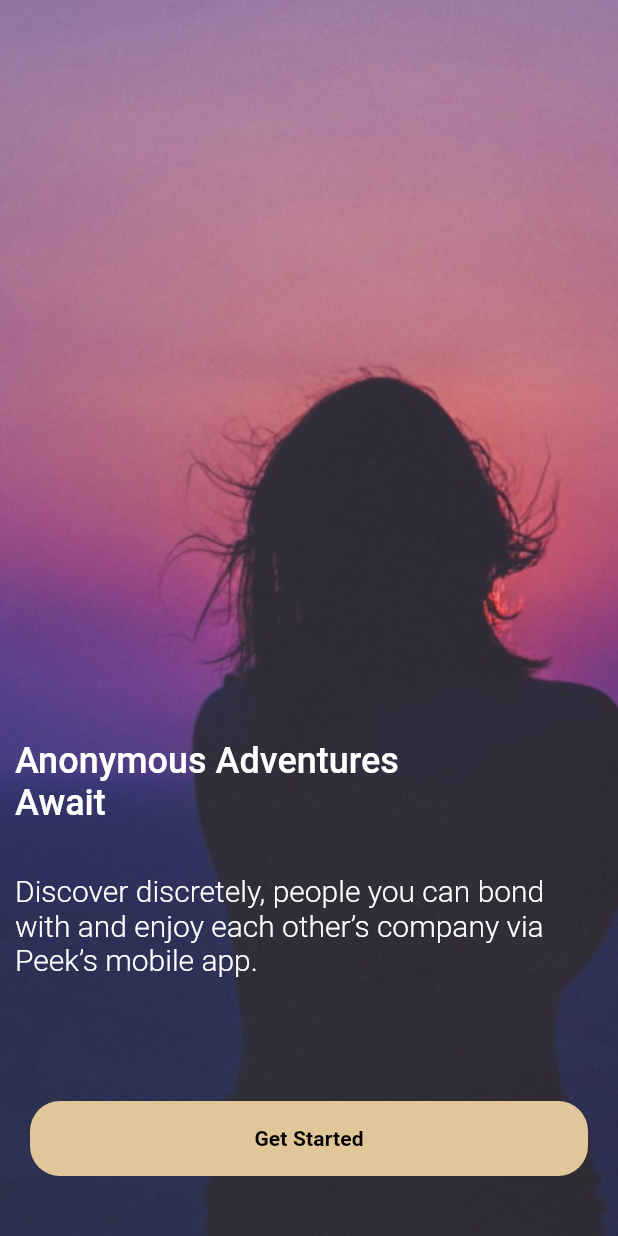
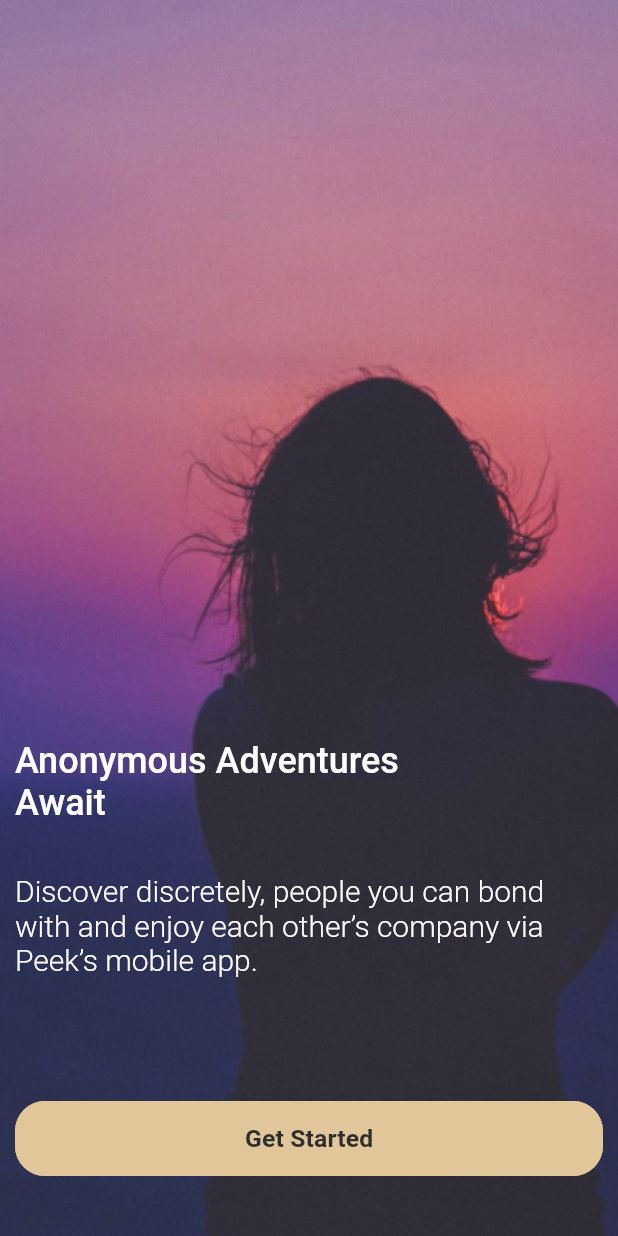
Before and after one commit to DigicomSolution/Peek-Entertainment-App-, a Flutter app: the screen it shows after launch, on a phone screen of 412 x 824 dp. Run offline on Flutter 3.47's test engine with Material 2 defaults, Android fonts, the phone set to English and light mode, and no system bars; our stand-ins replace get_it, go_router, stacked; Roboto replaces fonts that are missing (Quicksand).

Commit message:
added custom button

```diff
--- a/lib/ui/views/splash_view/splash_view.dart
+++ b/lib/ui/views/splash_view/splash_view.dart
@@ -4,6 +4,7 @@ import 'package:peek/helpers/constants/colors.dart';
 import 'package:peek/helpers/extensions/build_context/media_query.dart';
 import 'package:peek/helpers/extensions/build_context/text_theme.dart';
 import 'package:peek/ui/views/splash_view/splash_viewmodel.dart';
+import 'package:peek/ui/widgets/custom_button.dart';
 import 'package:stacked/stacked.dart';
 
 class SplashView extends StatelessWidget {
@@ -43,19 +44,7 @@ class SplashView extends StatelessWidget {
                     SizedBox(
                       height: context.heightPercent(0.1),
                     ),
-                    Container(
-                      padding: const EdgeInsets.all(17),
-                      margin: const EdgeInsets.symmetric(horizontal: 10),
-                      decoration: BoxDecoration(
-                          color: AppColors.buttonColor,
-                          borderRadius: BorderRadius.circular(20)),
-                      child: Center(
-                        child: Text(
-                          "Get Started",
-                          style: context.textTheme.titleSmall,
-                        ),
-                      ),
-                    ),
+                    CustomButton(text: "Get Started", onTap: () {}),
                     const SizedBox(
                       height: 30,
                     ),
--- /dev/null
+++ b/lib/ui/widgets/custom_button.dart
@@ -0,0 +1,82 @@
+import 'package:flutter/material.dart';
+import 'package:peek/helpers/extensions/build_context/build_context.dart';
+
+import '../../helpers/constants/colors.dart';
+
+class CustomButton extends StatelessWidget {
+  const CustomButton(
+      {Key? key,
+      this.icon,
+      required this.text,
+      required this.onTap,
+      this.color,
+      this.textColor,
+      this.isPrimary = true,
+      this.isFilled = true,
+      this.radius = 20,
+      this.customIcon,
+      this.useCustomIcon = false,
+      this.height = 50})
+      : super(key: key);
+
+  final IconData? icon;
+  final String text;
+  final Function() onTap;
+  final Color? color;
+  final Color? textColor;
+  final bool isPrimary;
+  final bool isFilled;
+  final double radius;
+  final double height;
+  // final bool hasBorder;
+  final Widget? customIcon;
+  final bool useCustomIcon;
+
+  @override
+  Widget build(BuildContext context) {
+    final useColor =
+        color ?? (isPrimary ? AppColors.buttonColor : AppColors.white);
+    final useTextColor = textColor ??
+        (isFilled
+            ? isPrimary
+                ? AppColors.normalBlack
+                : AppColors.primary
+            : AppColors.primary);
+    return MaterialButton(
+      onPressed: onTap,
+      shape: RoundedRectangleBorder(
+          borderRadius: BorderRadius.all(
+            Radius.circular(radius),
+          ),
+          side:
+              // hasBorder?
+              BorderSide(width: 1, color: useColor)
+          // : BorderSide.none
+          ),
+      minWidth: double.infinity,
+      height: height,
+      color: isFilled ? useColor : null,
+      elevation: 0,
+      child: Row(
+        mainAxisAlignment: MainAxisAlignment.center,
+        children: [
+          Text(text,
+              style: context.textTheme.titleSmall?.copyWith(
+                  color: useTextColor,
+                  fontSize: context.widthPercent(0.04),
+                  fontWeight: FontWeight.w600)),
+          if (icon != null || customIcon != null)
+            const SizedBox(
+              width: 10,
+            ),
+          useCustomIcon
+              ? customIcon!
+              : icon != null
+                  ? Icon(icon,
+                      color: isFilled ? AppColors.white : useColor, size: 24)
+                  : const SizedBox(),
+        ],
+      ),
+    );
+  }
+}
```
